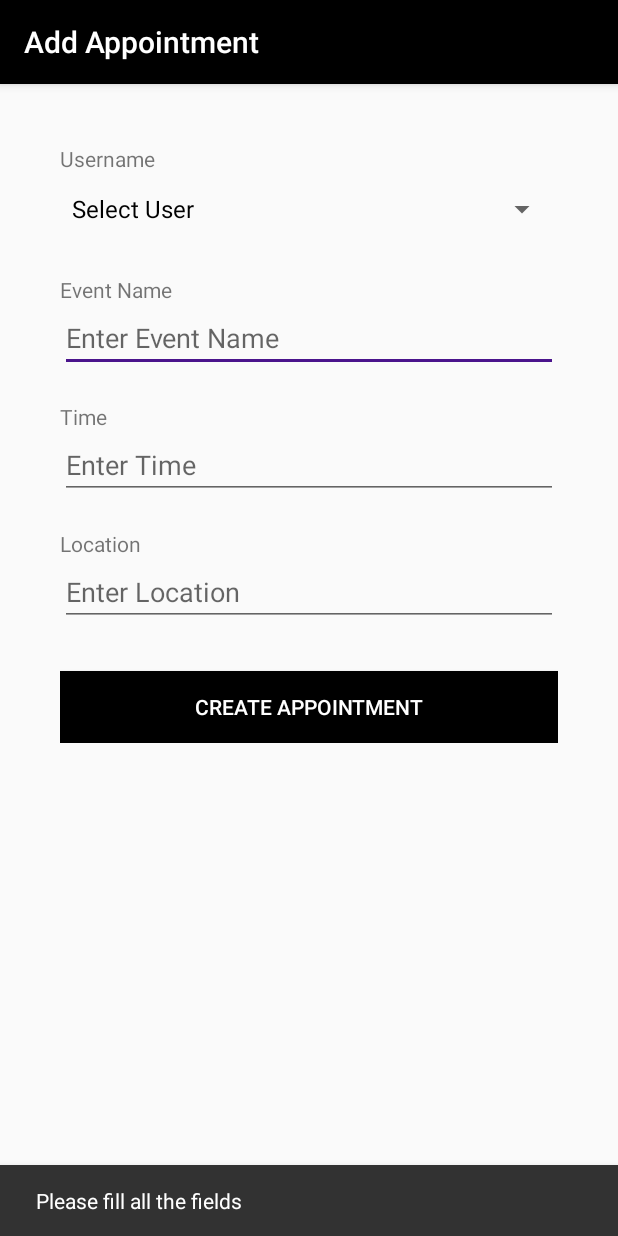
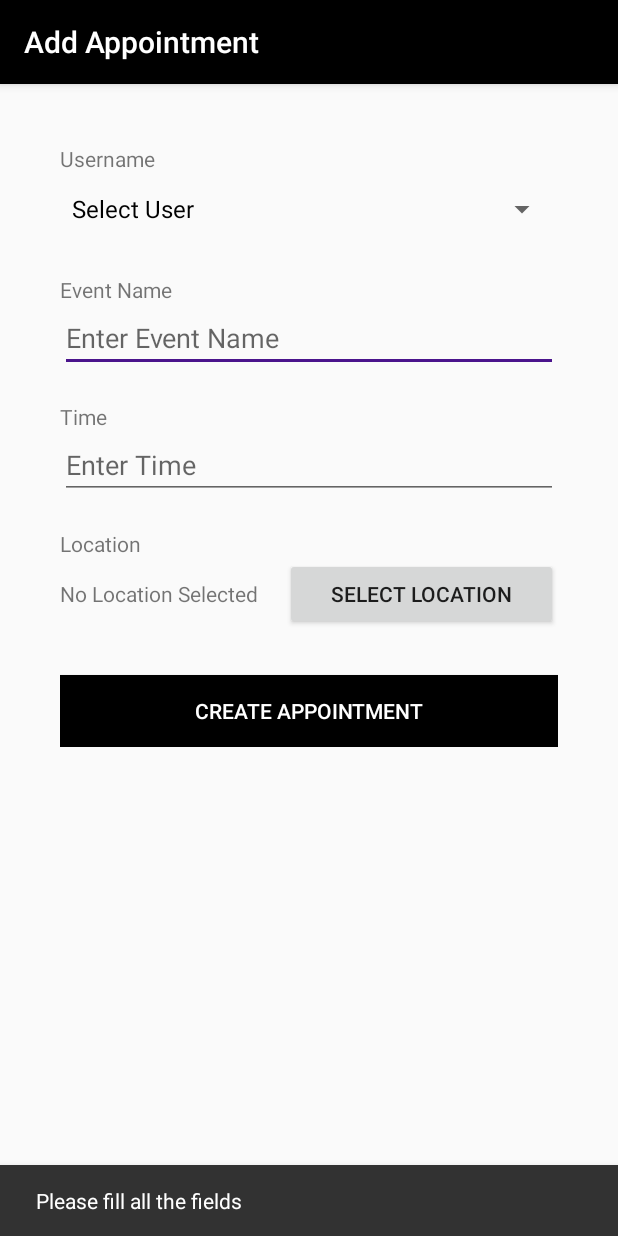
Before and after one commit to AgencyApp/Shoot, an Android app: the AddAppointment screen opened directly, with no data from a screen before it, after a tap on "CREATE APPOINTMENT", on a phone screen of 412 x 824 dp. Run offline under Robolectric (Android 15) with nearby library versions, the phone set to English and light mode, and no system bars; our stand-ins replace Firebase (no records; nobody signed in at launch, a user with empty details on screens opened directly); libraries missing offline, so code that uses them is left out: com.firebase.ui.

```diff
--- a/app/build.gradle
+++ b/app/build.gradle
@@ -41,6 +41,7 @@ dependencies {
     compile 'com.google.firebase:firebase-database:16.0.1'
     compile 'com.amulyakhare:com.amulyakhare.textdrawable:1.0.1'
     compile "com.google.android.gms:play-services-location:15.0.1"
+    implementation "com.google.android.gms:play-services-places:15.0.1"
     compile 'com.google.firebase:firebase-storage:16.0.1'
     compile 'com.android.support:support-annotations:27.1.1'
     compile 'com.otaliastudios:cameraview:1.5.1'
--- a/app/src/main/AndroidManifest.xml
+++ b/app/src/main/AndroidManifest.xml
@@ -9,6 +9,8 @@
     <uses-permission android:name="android.permission.RECORD_AUDIO" />
 
     <uses-feature android:name="android.hardware.camera" />
+
+
 
     <application
         android:allowBackup="true"
@@ -61,6 +63,10 @@
 
         <activity android:name=".Activities.PhoneActivity" />
         <activity android:name=".Activities.LocalImages"></activity>
+
+        <meta-data
+            android:name="com.google.android.geo.API_KEY"
+            android:value="AIzaSyA9UxtRN9OnOFC1hZublM3T1Rdcsz53V3c"/>
     </application>
 
 </manifest>
--- a/app/src/main/java/com/theshootapp/world/Activities/AddAppointment.java
+++ b/app/src/main/java/com/theshootapp/world/Activities/AddAppointment.java
@@ -2,6 +2,7 @@ package com.theshootapp.world.Activities;
 
 import android.app.TimePickerDialog;
 import android.content.DialogInterface;
+import android.content.Intent;
 import android.os.Build;
 import android.support.annotation.NonNull;
 import android.support.annotation.Nullable;
@@ -15,10 +16,16 @@ import android.widget.AdapterView;
 import android.widget.ArrayAdapter;
 import android.widget.EditText;
 import android.widget.Spinner;
+import android.widget.TextView;
 import android.widget.TimePicker;
 import android.widget.Toast;
 
 import com.firebase.ui.auth.data.model.User;
+import com.google.android.gms.common.GooglePlayServicesNotAvailableException;
+import com.google.android.gms.common.GooglePlayServicesRepairableException;
+import com.google.android.gms.location.places.Place;
+import com.google.android.gms.location.places.ui.PlacePicker;
+import com.google.android.gms.maps.model.LatLng;
 import com.google.firebase.auth.FirebaseAuth;
 import com.google.firebase.database.ChildEventListener;
 import com.google.firebase.database.DataSnapshot;
@@ -28,8 +35,11 @@ import com.google.firebase.database.FirebaseDatabase;
 import com.google.firebase.database.ValueEventListener;
 
 import com.theshootapp.world.ModelClasses.Appointment;
+import com.theshootapp.world.ModelClasses.LocationModel;
 import com.theshootapp.world.ModelClasses.UserProfile;
 import com.theshootapp.world.R;
+
+
 
 import java.util.ArrayList;
 import java.util.Calendar;
@@ -39,7 +49,8 @@ public class AddAppointment extends AppCompatActivity {
 
     EditText eventName;
     EditText time;
-    EditText location;
+    TextView location;
+    LatLng loc;
     Long dateTimestamp;
     FirebaseDatabase firebaseDatabase;
     String currentUid;
@@ -50,6 +61,7 @@ public class AddAppointment extends AppCompatActivity {
     ArrayAdapter<com.theshootapp.world.ModelClasses.User> userSpinnerAdapter;
     ArrayList <com.theshootapp.world.ModelClasses.User>userFriends;
     int userSelected = 0;
+    static int PLACE_PICKER_REQUEST = 1;
 
 
     @Override
@@ -118,6 +130,29 @@ public class AddAppointment extends AppCompatActivity {
 
     }
 
+    public void selectLocation(View v)
+    {
+
+        PlacePicker.IntentBuilder builder = new PlacePicker.IntentBuilder();
+        try {
+            startActivityForResult(builder.build(this), PLACE_PICKER_REQUEST);
+        } catch (GooglePlayServicesRepairableException e) {
+            e.printStackTrace();
+        } catch (GooglePlayServicesNotAvailableException e) {
+            e.printStackTrace();
+        }
+    }
+
+    protected void onActivityResult(int requestCode, int resultCode, Intent data) {
+        if (requestCode == PLACE_PICKER_REQUEST) {
+            if (resultCode == RESULT_OK) {
+                Place place = PlacePicker.getPlace(this,data);
+                location.setText(place.getName());
+                loc = place.getLatLng();
+            }
+        }
+    }
+
     public void addAppointment(View v)
     {
         //final String mUsername = username.getText().toString();
@@ -125,9 +160,10 @@ public class AddAppointment extends AppCompatActivity {
         final String mEventName = eventName.getText().toString();
         final String mTime = time.getText().toString();
         final String mLocation = location.getText().toString();
+        final LatLng mLoc = loc;
         final long dayTimestamp = dateTimestamp;
 
-        if(userSelected==0 || TextUtils.isEmpty(mEventName) || TextUtils.isEmpty(mTime) || TextUtils.isEmpty(mLocation))
+        if(userSelected==0 || TextUtils.isEmpty(mEventName) || TextUtils.isEmpty(mTime) || mLoc==null)
         {
             Snackbar snackbar = Snackbar
                     .make(findViewById(R.id.add_appointment), R.string.fill_fields, Snackbar.LENGTH_LONG);
@@ -149,7 +185,7 @@ public class AddAppointment extends AppCompatActivity {
                         UserProfile user = dataSnapshot.getValue(UserProfile.class);
                         String currentName = user.getName();
 
-                        Appointment appointment = new Appointment(mEventName,mLocation,dayTimestamp,currentUid,mUsername,currentName,otherName,mTime);
+                        Appointment appointment = new Appointment(mEventName,mLocation,dayTimestamp,currentUid,mUsername,currentName,otherName,mTime,mLoc.latitude,mLoc.longitude);
                         DatabaseReference appointmentRef = firebaseDatabase.getReference("Appointment").push();
                         appointmentRef.setValue(appointment);
 
--- a/app/src/main/res/layout/activity_add_appointment.xml
+++ b/app/src/main/res/layout/activity_add_appointment.xml
@@ -74,13 +74,26 @@
                 android:layout_marginTop="20dp"
                 android:text="@string/location" />
 
-            <EditText
-                android:id="@+id/location"
+            <LinearLayout
                 android:layout_width="match_parent"
-                android:layout_height="wrap_content"
-                android:ems="10"
-                android:hint="@string/enter_location"
-                android:inputType="textPersonName" />
+                android:layout_height="match_parent"
+                android:orientation="horizontal">
+
+                <TextView
+                    android:id="@+id/location"
+                    android:layout_width="150dp"
+                    android:layout_height="wrap_content"
+                    android:layout_weight="0"
+                    android:text="No Location Selected" />
+
+                <Button
+                    android:id="@+id/selectLocation"
+                    android:layout_width="match_parent"
+                    android:layout_height="wrap_content"
+                    android:layout_weight="0"
+                    android:onClick="selectLocation"
+                    android:text="Select Location" />
+            </LinearLayout>
 
             <Button
                 android:id="@+id/button"
```
Also changed, not shown: app/src/main/java/com/theshootapp/world/ModelClasses/Appointment.java (+21 -2 lines).
